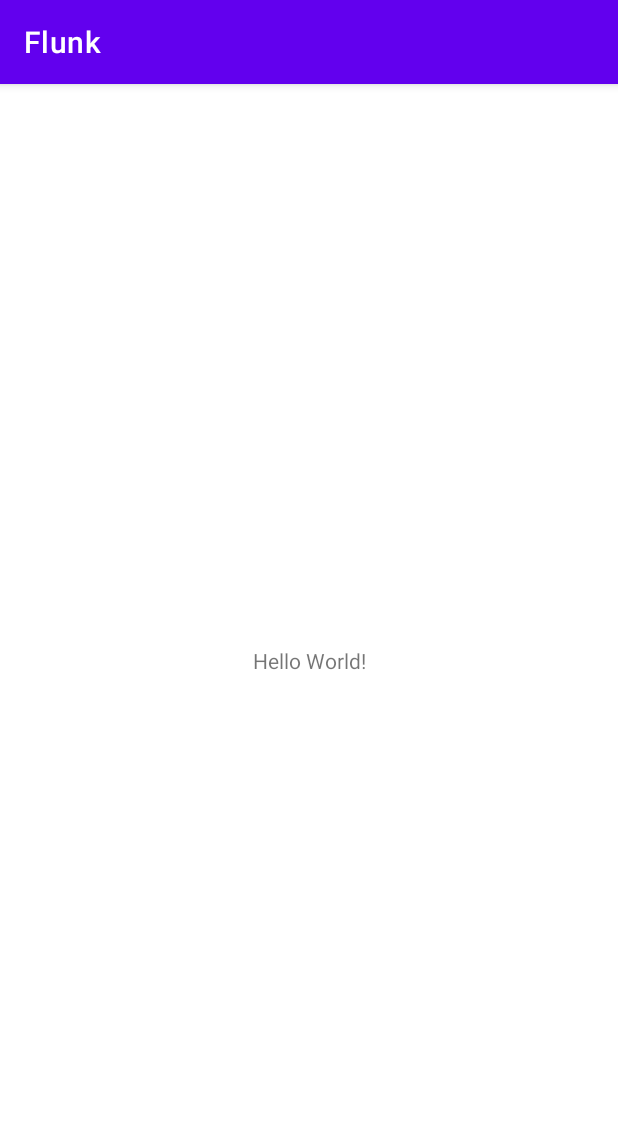
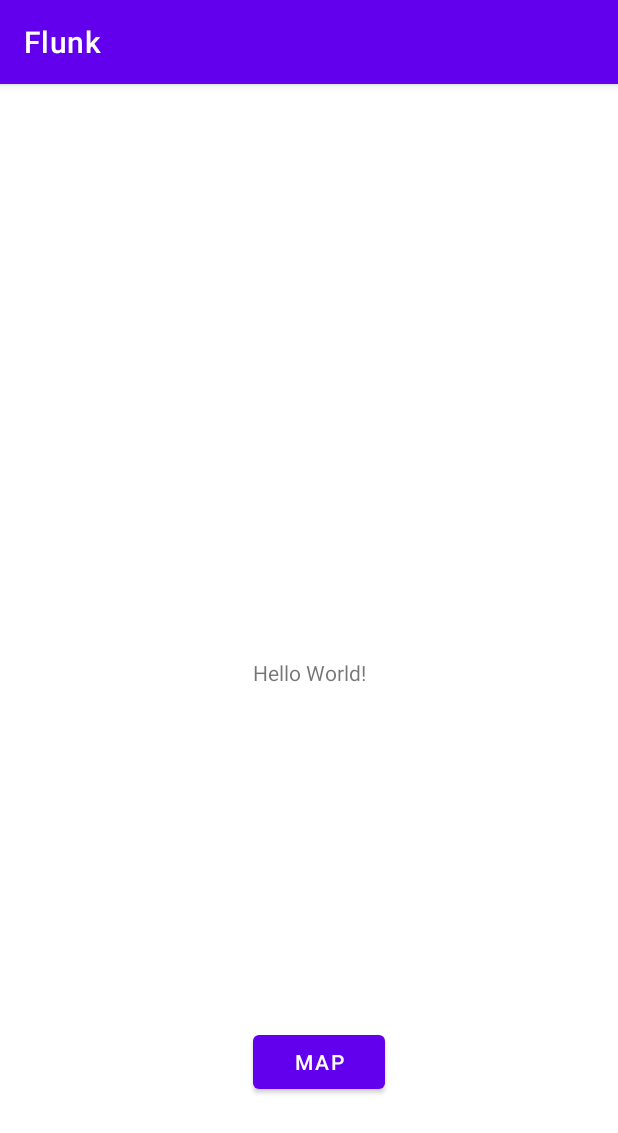
Before and after one commit to baninho/Flunk, an Android app: the screen it shows after launch (MainActivity), on a phone screen of 412 x 824 dp. Shown: the top 1133 px of the screen. Run offline under Robolectric (Android 15) with nearby library versions, the phone set to English and light mode, and no system bars.

Commit message:
Add map activity

```diff
--- a/app/src/main/java/dev/baninho/flunk/MainActivity.kt
+++ b/app/src/main/java/dev/baninho/flunk/MainActivity.kt
@@ -1,11 +1,36 @@
 package dev.baninho.flunk
 
+import android.content.Context
+import android.content.Intent
 import androidx.appcompat.app.AppCompatActivity
 import android.os.Bundle
+import android.widget.Button
+import androidx.fragment.app.Fragment
+import java.security.AccessController.getContext
 
 class MainActivity : AppCompatActivity() {
+
+    private lateinit var mainFragment: MainFragment
+    private lateinit var activeFragment: Fragment
+    private lateinit var map_button: Button
+
     override fun onCreate(savedInstanceState: Bundle?) {
         super.onCreate(savedInstanceState)
         setContentView(R.layout.activity_main)
+
+        mainFragment = MainFragment.newInstance()
+/*
+        if (savedInstanceState == null) {
+            supportFragmentManager.beginTransaction()
+                    .replace(R.id.container, mainFragment)
+                    .commitNow()
+            activeFragment = mainFragment
+        }
+ */
+        map_button = findViewById(R.id.map_button)
+        map_button.setOnClickListener {
+            val intent = Intent(this, MapsActivity::class.java)
+            startActivity(intent)
+        }
     }
 }
--- /dev/null
+++ b/app/src/main/java/dev/baninho/flunk/MainFragment.kt
@@ -0,0 +1,57 @@
+package dev.baninho.flunk
+
+import android.os.Bundle
+import androidx.fragment.app.Fragment
+import android.view.LayoutInflater
+import android.view.View
+import android.view.ViewGroup
+
+// TODO: Rename parameter arguments, choose names that match
+// the fragment initialization parameters, e.g. ARG_ITEM_NUMBER
+//private const val ARG_PARAM1 = "param1"
+//private const val ARG_PARAM2 = "param2"
+
+/**
+ * A simple [Fragment] subclass.
+ * Use the [MainFragment.newInstance] factory method to
+ * create an instance of this fragment.
+ */
+class MainFragment : Fragment() {
+    // TODO: Rename and change types of parameters
+    /*
+    private var param1: String? = null
+    private var param2: String? = null
+
+    override fun onCreate(savedInstanceState: Bundle?) {
+        super.onCreate(savedInstanceState)
+        arguments?.let {
+            param1 = it.getString(ARG_PARAM1)
+            param2 = it.getString(ARG_PARAM2)
+        }
+    }
+
+     */
+
+    override fun onCreateView(
+        inflater: LayoutInflater, container: ViewGroup?,
+        savedInstanceState: Bundle?
+    ): View? {
+        // Inflate the layout for this fragment
+        return inflater.inflate(R.layout.fragment_main, container, false)
+    }
+
+    companion object {
+        /**
+         * Use this factory method to create a new instance of
+         * this fragment using the provided parameters.
+         *
+         * @param param1 Parameter 1.
+         * @param param2 Parameter 2.
+         * @return A new instance of fragment MainFragment.
+         */
+        // TODO: Rename and change types and number of parameters
+        @JvmStatic
+        fun newInstance() =
+            MainFragment()
+    }
+}
--- a/app/src/main/res/layout/activity_main.xml
+++ b/app/src/main/res/layout/activity_main.xml
@@ -6,9 +6,24 @@
     android:layout_height="match_parent"
     tools:context=".MainActivity">
 
-    <TextView
+    <Button
+        android:id="@+id/map_button"
         android:layout_width="wrap_content"
         android:layout_height="wrap_content"
+        android:text="@string/map_button_text"
+        app:layout_constraintBottom_toBottomOf="parent"
+        app:layout_constraintEnd_toEndOf="parent"
+        app:layout_constraintHorizontal_bias="0.52"
+        app:layout_constraintStart_toStartOf="parent"
+        app:layout_constraintTop_toBottomOf="@+id/textView"
+        app:layout_constraintVertical_bias="0.711" />
+
+    <TextView
+        android:id="@+id/textView"
+        android:layout_width="wrap_content"
+        android:layout_height="wrap_content"
+        android:layout_marginTop="32dp"
+        android:layout_marginBottom="16dp"
         android:text="Hello World!"
         app:layout_constraintBottom_toBottomOf="parent"
         app:layout_constraintLeft_toLeftOf="parent"
--- a/app/src/main/res/values/strings.xml
+++ b/app/src/main/res/values/strings.xml
@@ -1,3 +1,7 @@
 <resources>
     <string name="app_name">Flunk</string>
+    <string name="title_activity_maps">Map</string>
+    <string name="map_button_text">Map</string>
+    <!-- TODO: Remove or change this placeholder text -->
+    <string name="hello_blank_fragment">Hello blank fragment</string>
 </resources>
--- a/build.gradle
+++ b/build.gradle
@@ -6,11 +6,13 @@ buildscript {
         jcenter()
     }
     dependencies {
-        classpath "com.android.tools.build:gradle:4.1.0"
+        classpath "com.android.tools.build:gradle:4.1.2"
         classpath "org.jetbrains.kotlin:kotlin-gradle-plugin:$kotlin_version"
+        classpath 'com.google.gms:google-services:4.3.5'
 
         // NOTE: Do not place your application dependencies here; they belong
         // in the individual module build.gradle files
+
     }
 }
 
```
Also changed, not shown: app/build.gradle (+8 -2 lines), app/src/debug/res/values/google_maps_api.xml (added, +24 -0 lines), app/src/main/AndroidManifest.xml (+25 -1 lines), app/src/main/java/dev/baninho/flunk/MapsActivity.kt (added, +43 -0 lines), app/src/main/res/layout/activity_maps.xml (added, +9 -0 lines), app/src/main/res/layout/fragment_main.xml (added, +16 -0 lines), gradle/wrapper/gradle-wrapper.properties, 1 other file.
